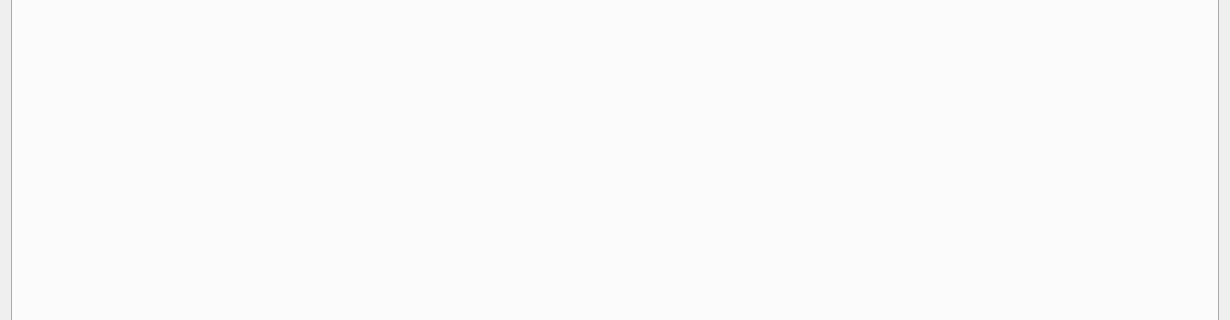
Old version of the form mainwindow.ui in the repository SebastianSchwank/QNodesEditor; both pictures show x 0 to 1230 and y 226 to 546 of the 1230 by 729 pixel window.
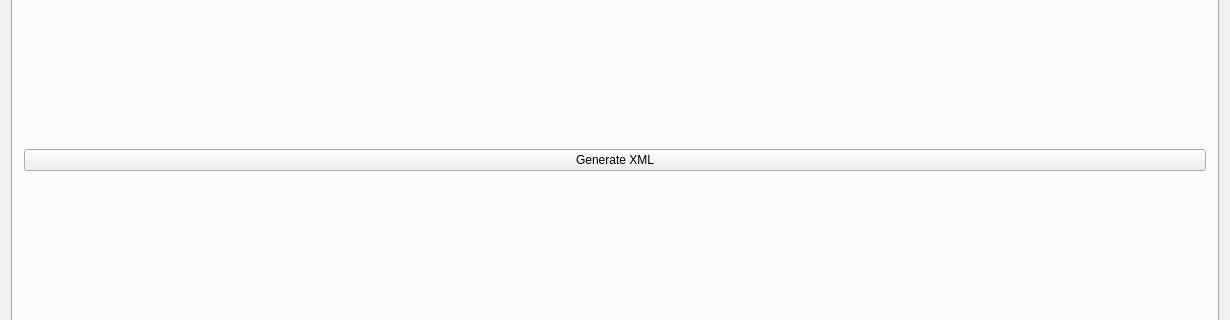
New version of the form.

The edit to the form file:
```diff
--- a/mainwindow.ui
+++ b/mainwindow.ui
@@ -24,10 +24,17 @@
        <attribute name="title">
         <string>Graphics View</string>
        </attribute>
-       <layout class="QHBoxLayout" name="horizontalLayout_2">
+       <layout class="QVBoxLayout" name="verticalLayout">
         <item>
          <layout class="QHBoxLayout" name="NodeGraphicsView"/>
         </item>
+        <item>
+         <widget class="QPushButton" name="pushButton">
+          <property name="text">
+           <string>Generate XML</string>
+          </property>
+         </widget>
+        </item>
        </layout>
       </widget>
       <widget class="QWidget" name="textView">
```
Left out of the diff: 5 changed lines with no effect on the pictures.
